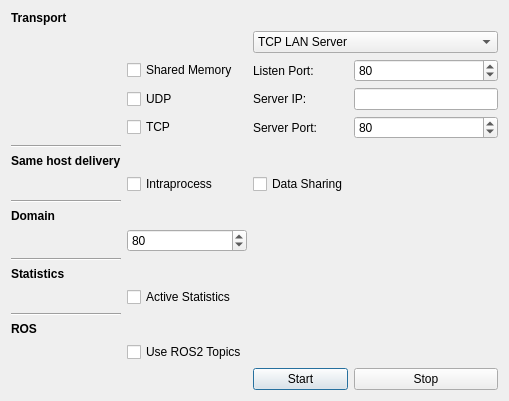
This is forms/participantdialog.ui in eProsima/ShapesDemo as Qt 5 draws it before an edit. The edited form follows.
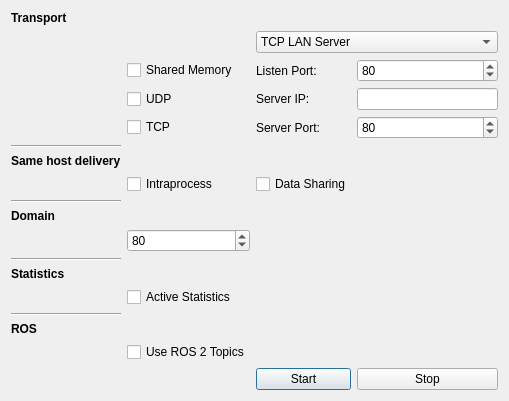
This is the edited form.

Commit message: Fixed ROS 2 name typo

What changed in the file:
```diff
--- a/forms/participantdialog.ui
+++ b/forms/participantdialog.ui
@@ -184,7 +184,7 @@
    <item row="23" column="1">
     <widget class="QCheckBox" name="rosTopicCheckBox">
      <property name="text">
-      <string>Use ROS2 Topics</string>
+      <string>Use ROS 2 Topics</string>
      </property>
     </widget>
    </item>
```
The commit also changes 1 other file.
